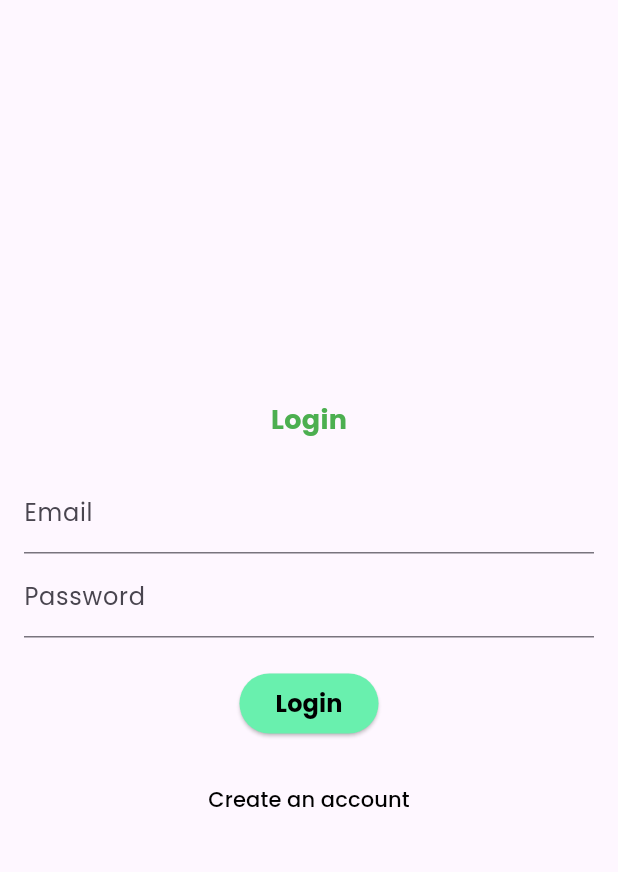
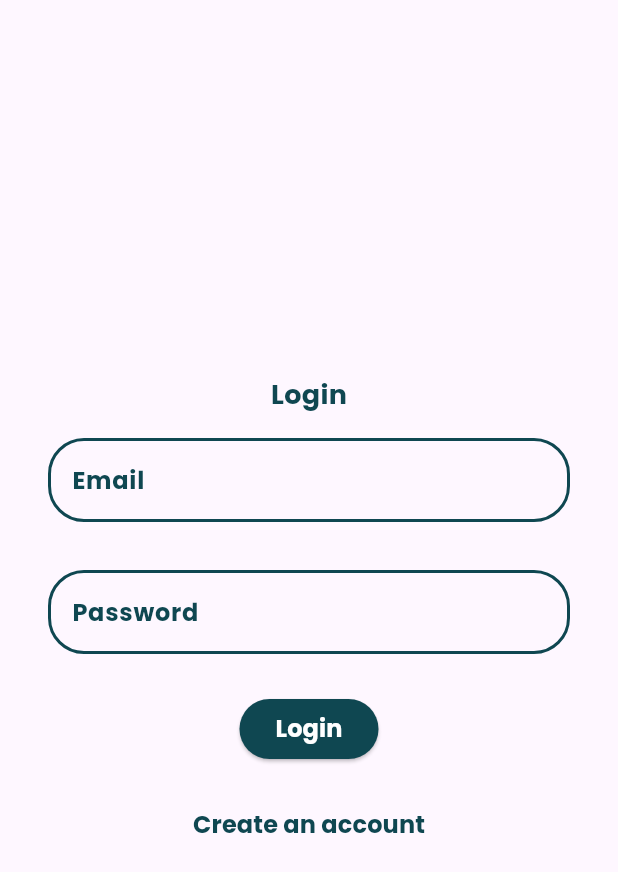
Before and after one commit to shahzaibahmad020726/MyFinance, a Flutter app: the screen it shows after launch, on a phone screen of 412 x 824 dp. Shown: the top 872 px of the screen. Run offline on Flutter 3.47's test engine with Material 3 defaults, Android fonts, the phone set to English and light mode, and no system bars; our stand-ins replace cloud_firestore, firebase_auth, firebase_core, google_fonts, shared_preferences; accounts and stored records are empty.

Commit message:
Improving the Theme of Auth Screen

```diff
--- a/lib/core/theme.dart
+++ b/lib/core/theme.dart
@@ -1,9 +1,24 @@
 import 'package:flutter/material.dart';
 import 'package:google_fonts/google_fonts.dart';
 
-class AppTheme {
-  static ThemeData lightTheme = ThemeData(
-    primarySwatch: Colors.blue,
-    textTheme: GoogleFonts.poppinsTextTheme(),
-  );
-}
+const Color gClr = Color(0xff0f4751);
+const Color errorClr = Color(0xfff85245);
+final Color gClrwithAlpha = gClr.withAlpha(48);
+const Color wClr = Color(0xffffffff);
+
+var fontStyle = GoogleFonts.poppins;
+final TextStyle g18 = fontStyle(
+  color: gClr,
+  fontSize: 18,
+  fontWeight: FontWeight.w700,
+);
+final TextStyle g16 = fontStyle(
+  color: gClr,
+  fontSize: 16,
+  fontWeight: FontWeight.w700,
+);
+final TextStyle w16 = fontStyle(
+  color: wClr,
+  fontSize: 16,
+  fontWeight: FontWeight.w700,
+);
--- a/lib/main.dart
+++ b/lib/main.dart
@@ -1,6 +1,5 @@
 import 'package:flutter/material.dart';
 import 'package:my_finance/core/constants.dart';
-import 'package:my_finance/core/theme.dart';
 import 'package:my_finance/providers/category_provider.dart';
 import 'package:my_finance/providers/transaction_provider.dart';
 import 'package:my_finance/screens/add_transaction_screen.dart';
@@ -30,7 +29,6 @@ class MyApp extends StatelessWidget {
       child: MaterialApp(
         title: AppConstants.appName,
         debugShowCheckedModeBanner: false,
-        theme: AppTheme.lightTheme,
         initialRoute: "/auth",
         routes: {
           "/auth": (context) => AuthScreen(),
--- a/lib/screens/auth_screen.dart
+++ b/lib/screens/auth_screen.dart
@@ -1,4 +1,5 @@
 import 'package:flutter/material.dart';
+import 'package:my_finance/core/theme.dart';
 import 'package:my_finance/services/auth_service.dart';
 
 class AuthScreen extends StatefulWidget {
@@ -14,6 +15,16 @@ class _AuthScreenState extends State<AuthScreen> {
   bool _isLogin = true;
   bool _isLoading = false;
 
+  void _showErrorSnackBar(String message) {
+    ScaffoldMessenger.of(context).showSnackBar(
+      SnackBar(
+        content: Text(message, style: w16),
+        backgroundColor: errorClr,
+        behavior: SnackBarBehavior.floating,
+      ),
+    );
+  }
+
   void _submitAuthForm() async {
     setState(() => _isLoading = true);
 
@@ -21,11 +32,7 @@ class _AuthScreenState extends State<AuthScreen> {
     final password = _passwordController.text.trim();
 
     if (email.isEmpty || password.isEmpty || password.length < 6) {
-      ScaffoldMessenger.of(context).showSnackBar(
-        SnackBar(content: Text("Enter valid email and password.")),
-      );
-      setState(() => _isLoading = false);
-      return;
+      _showErrorSnackBar("Authentication Failed");
     }
 
     final authService = AuthService();
@@ -37,9 +44,7 @@ class _AuthScreenState extends State<AuthScreen> {
     if (user != null) {
       Navigator.pushReplacementNamed(context, "/home");
     } else {
-      ScaffoldMessenger.of(context).showSnackBar(
-        SnackBar(content: Text("Authentication failed. Try again.")),
-      );
+      _showErrorSnackBar("Account does not exists.");
     }
 
     setState(() => _isLoading = false);
@@ -54,65 +59,58 @@ class _AuthScreenState extends State<AuthScreen> {
           child: Column(
             mainAxisAlignment: MainAxisAlignment.center,
             children: [
-              Text(
-                _isLogin ? "Login" : "Register",
-                style: TextStyle(
-                  fontSize: 18,
-                  fontWeight: FontWeight.bold,
-                  color: Colors.green,
-                ),
+              Text(_isLogin ? "Login" : "Register", style: g18),
+              Txtfield(
+                controller: _emailController,
+                hinttext: "Email",
+                obscureText: false,
               ),
-              SizedBox(height: 20),
-              TextField(
-                controller: _emailController,
-                decoration: InputDecoration(labelText: "Email"),
-              ),
-              TextField(
+              Txtfield(
+                hinttext: "Password",
                 controller: _passwordController,
-                decoration: InputDecoration(labelText: "Password"),
                 obscureText: true,
               ),
-              SizedBox(height: 20),
+              SizedBox(height: 10),
               _isLoading
-                  ? CircularProgressIndicator()
+                  ? CircularProgressIndicator(color: gClr)
                   : ElevatedButton(
                     onPressed: _submitAuthForm,
                     style: ButtonStyle(
-                      backgroundColor: WidgetStateProperty.all(
-                        Colors.greenAccent,
-                      ),
+                      backgroundColor: WidgetStateProperty.all(gClr),
                     ),
-                    child: Text(
-                      _isLogin ? "Login" : "Register",
-                      style: TextStyle(
-                        fontSize: 16,
-                        fontWeight: FontWeight.bold,
-                        color: Colors.black,
-                      ),
-                    ),
+                    child: Text(_isLogin ? "Login" : "Register", style: w16),
                   ),
               SizedBox(height: 16),
               _isLogin
                   ? TextButton(
-                    onPressed: () => setState(() => _isLogin = !_isLogin),
-                    child: Text(
-                      "Create an account",
-                      style: TextStyle(fontSize: 14, color: Colors.black),
+                    style: ButtonStyle(
+                      backgroundColor: WidgetStateProperty.all(
+                        Colors.transparent,
+                      ),
                     ),
+                    onPressed: () {
+                      _emailController.clear();
+                      _passwordController.clear();
+                      setState(() => _isLogin = !_isLogin);
+                    },
+                    child: Text("Create an account", style: g16),
                   )
                   : Row(
                     mainAxisAlignment: MainAxisAlignment.center,
                     children: [
-                      Text(
-                        "Already have an account?",
-                        style: TextStyle(fontSize: 14, color: Colors.black),
-                      ),
+                      Text("Already have an account?", style: g16),
                       TextButton(
-                        onPressed: () => setState(() => _isLogin = !_isLogin),
-                        child: Text(
-                          "Login",
-                          style: TextStyle(fontSize: 14, color: Colors.black),
+                        style: ButtonStyle(
+                          backgroundColor: WidgetStateProperty.all(
+                            Colors.transparent,
+                          ),
                         ),
+                        onPressed: () {
+                          _emailController.clear();
+                          _passwordController.clear();
+                          setState(() => _isLogin = !_isLogin);
+                        },
+                        child: Text("Login", style: g16),
                       ),
                     ],
                   ),
@@ -123,3 +121,47 @@ class _AuthScreenState extends State<AuthScreen> {
     );
   }
 }
+
+class Txtfield extends StatelessWidget {
+  final String hinttext;
+  final TextEditingController controller;
+  final bool obscureText;
+
+  const Txtfield({
+    super.key,
+    required this.hinttext,
+    required this.controller,
+    required this.obscureText,
+  });
+
+  @override
+  Widget build(BuildContext context) {
+    return Padding(
+      padding: const EdgeInsets.all(16.0),
+      child: TextField(
+        obscureText: obscureText,
+        controller: controller,
+        enableSuggestions: false,
+        autocorrect: false,
+        style: g16,
+        decoration: InputDecoration(
+          hintText: hinttext,
+          hintStyle: g16,
+          prefixIconColor: gClr,
+          border: OutlineInputBorder(
+            borderRadius: BorderRadius.circular(24),
+            borderSide: const BorderSide(color: gClr, width: 2),
+          ),
+          enabledBorder: OutlineInputBorder(
+            borderRadius: BorderRadius.circular(24),
+            borderSide: const BorderSide(color: gClr, width: 2),
+          ),
+          focusedBorder: OutlineInputBorder(
+            borderRadius: BorderRadius.circular(24),
+            borderSide: const BorderSide(color: gClr, width: 2),
+          ),
+        ),
+      ),
+    );
+  }
+}
```
